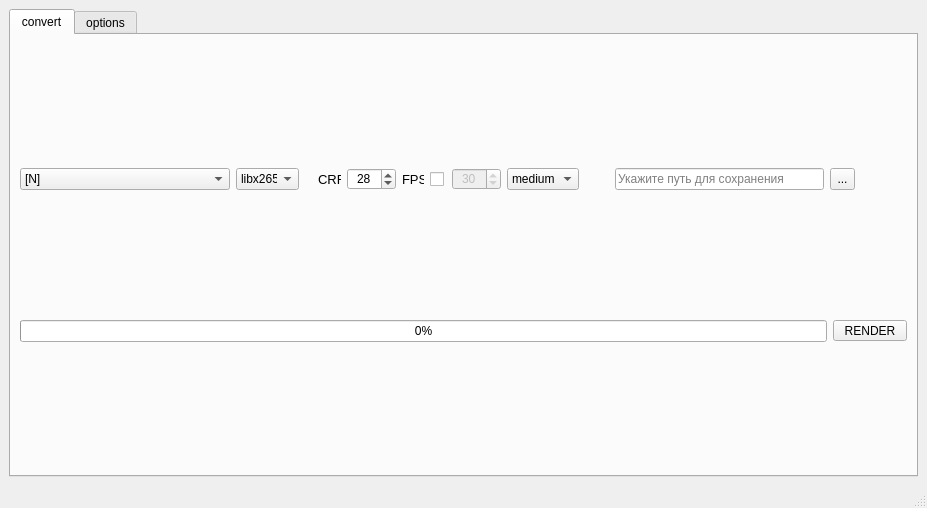
Before: the Qt Designer form interface/main_window.ui in MNEEQ/uconvert, drawn with Qt 5.
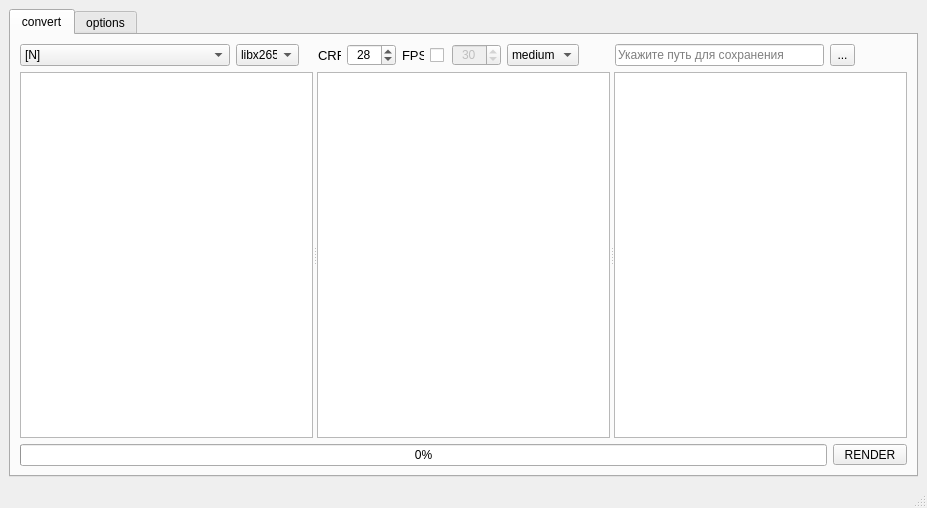
After: the same form once the commit is applied. Icons and pictures are not drawn. Custom widgets are drawn as their Qt base class.

```diff
--- a/interface/main_window.ui
+++ b/interface/main_window.ui
@@ -25,7 +25,7 @@
     <property name="topMargin">
      <number>9</number>
     </property>
-    <item row="0" column="0">
+    <item row="1" column="0">
      <widget class="QTabWidget" name="tabWidget">
       <property name="acceptDrops">
        <bool>false</bool>
@@ -476,7 +476,7 @@
           </item>
          </layout>
         </item>
-        <item row="1" column="0">
+        <item row="2" column="0">
          <widget class="QProgressBar" name="progressBar_convert">
           <property name="sizePolicy">
            <sizepolicy hsizetype="Expanding" vsizetype="Fixed">
@@ -520,7 +520,7 @@
           </property>
          </widget>
         </item>
-        <item row="1" column="1">
+        <item row="2" column="1">
          <widget class="QPushButton" name="btn_render">
           <property name="sizePolicy">
            <sizepolicy hsizetype="Minimum" vsizetype="Minimum">
@@ -548,6 +548,26 @@
           </property>
          </widget>
         </item>
+        <item row="1" column="0" colspan="2">
+         <widget class="QSplitter" name="splitter">
+          <property name="sizePolicy">
+           <sizepolicy hsizetype="Expanding" vsizetype="Expanding">
+            <horstretch>0</horstretch>
+            <verstretch>0</verstretch>
+           </sizepolicy>
+          </property>
+          <property name="orientation">
+           <enum>Qt::Horizontal</enum>
+          </property>
+          <widget class="NumberedTextEdit" name="textEdit1">
+           <property name="styleSheet">
+            <string notr="true">font: 8pt &quot;Consolas&quot;;</string>
+           </property>
+          </widget>
+          <widget class="NumberedTextEdit" name="textEdit2"/>
+          <widget class="NumberedTextEdit" name="textEdit3"/>
+         </widget>
+        </item>
        </layout>
       </widget>
       <widget class="QWidget" name="tab_options">
@@ -977,6 +997,13 @@
    </property>
   </widget>
  </widget>
+ <customwidgets>
+  <customwidget>
+   <class>NumberedTextEdit</class>
+   <extends>QPlainTextEdit</extends>
+   <header>widgets/numbered_text_edit.h</header>
+  </customwidget>
+ </customwidgets>
  <tabstops>
   <tabstop>path_save</tabstop>
   <tabstop>btn_render</tabstop>
```
Left out of the diff: 203 changed lines with no effect on the pictures.
